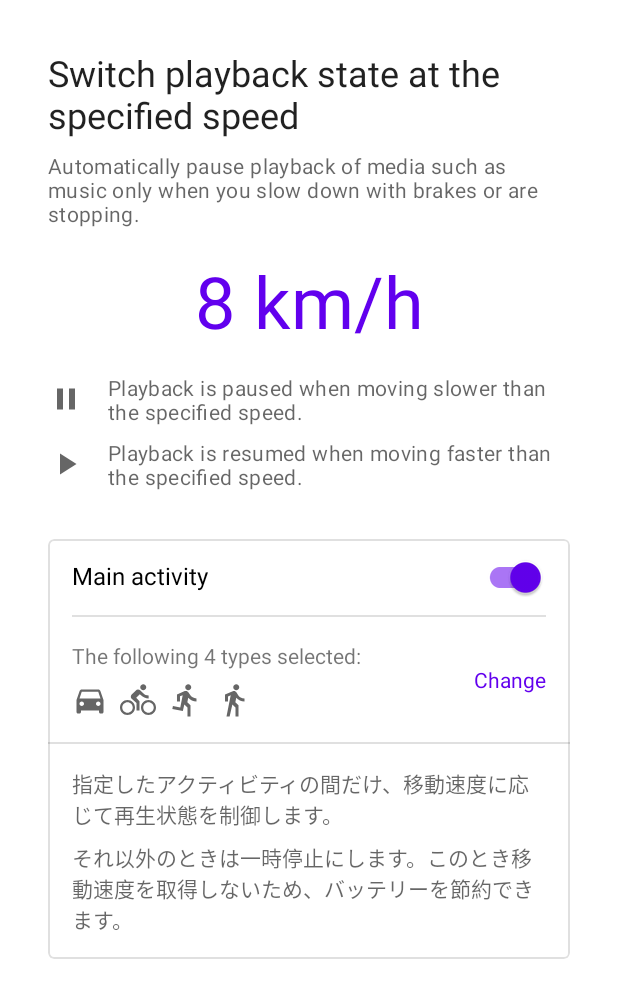
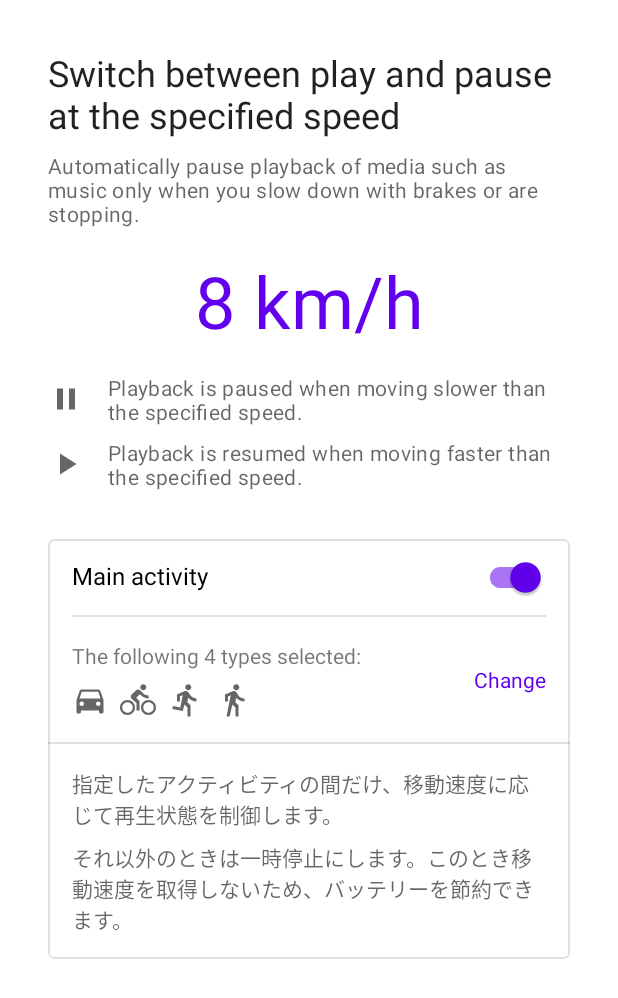
Before and after one commit to hiroto7/Brake-to-Pause, an Android app: the screen it shows after launch (MainActivity), on a phone screen of 412 x 824 dp. Shown: the top 998 px of the screen. Run offline under Robolectric (Android 15) with nearby library versions, the phone set to English and light mode, and no system bars; 4 statements that could not run were skipped.

Commit message:
制御中に表示する通知の種類を、3つから2つに減らす

```diff
--- a/app/src/main/res/drawable/ic_baseline_music_note_24.xml
+++ /dev/null
@@ -1,10 +0,0 @@
-<vector xmlns:android="http://schemas.android.com/apk/res/android"
-    android:width="24dp"
-    android:height="24dp"
-    android:tint="?attr/colorControlNormal"
-    android:viewportWidth="24"
-    android:viewportHeight="24">
-    <path
-        android:fillColor="@android:color/white"
-        android:pathData="M12,3v10.55c-0.59,-0.34 -1.27,-0.55 -2,-0.55 -2.21,0 -4,1.79 -4,4s1.79,4 4,4 4,-1.79 4,-4V7h4V3h-6z" />
-</vector>
--- a/app/src/main/res/layout/activity_main.xml
+++ b/app/src/main/res/layout/activity_main.xml
@@ -251,7 +251,7 @@
         android:text="@string/start_playback_control"
         android:textColor="@color/mtrl_fab_icon_text_color_selector_primary"
         android:visibility="gone"
-        app:icon="@drawable/ic_baseline_music_note_24"
+        app:icon="@drawable/ic_baseline_play_arrow_24"
         app:iconTint="@color/mtrl_fab_icon_text_color_selector_primary"
         app:layout_behavior="com.google.android.material.behavior.HideBottomViewOnScrollBehavior"
         app:rippleColor="@color/mtrl_fab_ripple_color_primary" />
--- a/app/src/main/res/values/strings.xml
+++ b/app/src/main/res/values/strings.xml
@@ -7,8 +7,7 @@
     <string name="exit_playback_control">Exit playback control</string>
 
     <string name="playback_control">Playback control</string>
-    <string name="enabled_playback_control">Controlling playback</string>
-    <string name="playing_media">Playing</string>
+    <string name="controlling_playback_state">Controlling the playback state</string>
     <string name="paused_media">Playback is paused</string>
 
     <string name="automatic_exit">Automatic exit of media control</string>
@@ -20,6 +19,7 @@
     <string name="activity_recognition_key" translatable="false">activity_recognition</string>
     <string name="activity_recognition_summary_1">指定したアクティビティの間だけ、移動速度に応じて再生状態を制御します。</string>
     <string name="activity_recognition_summary_2">それ以外のときは一時停止にします。このとき移動速度を取得しないため、バッテリーを節約できます。</string>
+    <string name="activity_recognition_permission_required">身体活動データへのアクセス権限が必要です。</string>
 
     <string name="in_vehicle_key" translatable="false">in_vehicle</string>
     <string name="on_bicycle_key" translatable="false">on_bicycle</string>
@@ -36,11 +36,10 @@
     <string name="location_key" translatable="false">location</string>
 
     <string name="speed_threshold_key" translatable="false">speed_threshold</string>
-    <string name="speed_threshold_title">Switch playback state at the specified speed</string>
+    <string name="speed_threshold_title">Switch between play and pause at the specified speed</string>
     <string name="kph">km/h</string>
     <string name="n_kph">%d km/h</string>
     <string name="location_permission_required">移動速度の取得のため、位置情報へのアクセス権限が必要です。</string>
-    <string name="activity_recognition_permission_required">身体活動データへのアクセス権限が必要です。</string>
     <string name="pause_at_low_speed">Playback is paused when moving slower than the specified speed.</string>
     <string name="play_at_high_speed">Playback is resumed when moving faster than the specified speed.</string>
     <string name="speed_summary">Automatically pause playback of media such as music only when you slow down with brakes or are stopping.</string>
```
Also changed, not shown: app/src/main/java/com/example/getofftopause/MediaControlService.java (+24 -34 lines), app/src/main/res/drawable/ic_baseline_battery_full_24.xml (deleted, +0 -10 lines), 1 other file.
